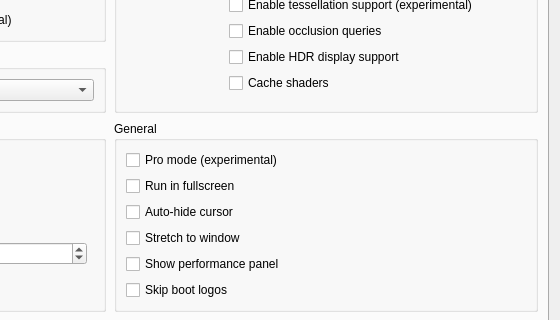
carbonimax/KytyPS5, file src/launcher/forms/configuration_edit_dialog.ui: the form before one commit; both pictures show x 340 to 900 and y 245 to 565 of the 900 by 755 pixel window.
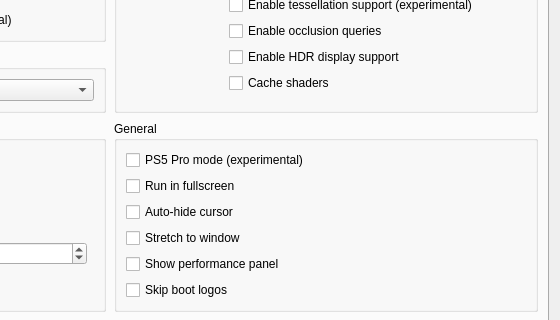
The form after the commit. Custom widgets are drawn as their Qt base class.

Diff of the .ui file:
```diff
--- a/src/launcher/forms/configuration_edit_dialog.ui
+++ b/src/launcher/forms/configuration_edit_dialog.ui
@@ -256,8 +256,8 @@
            <layout class="QVBoxLayout" name="generalLayout">
             <item>
              <widget class="QCheckBox" name="checkBox_pro">
-              <property name="toolTip"><string>Enable experimental Pro mode for supported titles. PSSR uses linear scaling. Disabled by default.</string></property>
-              <property name="text"><string>Pro mode (experimental)</string></property>
+              <property name="toolTip"><string>Enable PS5 Pro mode for supported games. PSSR uses linear scaling. Disabled by default.</string></property>
+              <property name="text"><string>PS5 Pro mode (experimental)</string></property>
              </widget>
             </item>
             <item>
```
